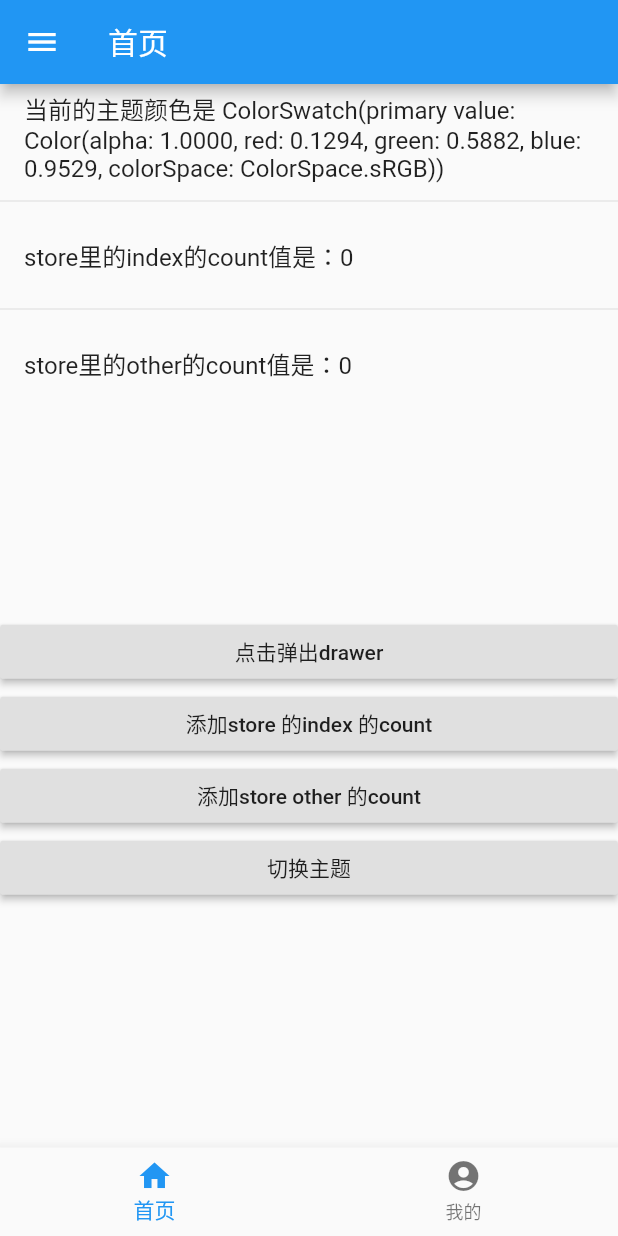
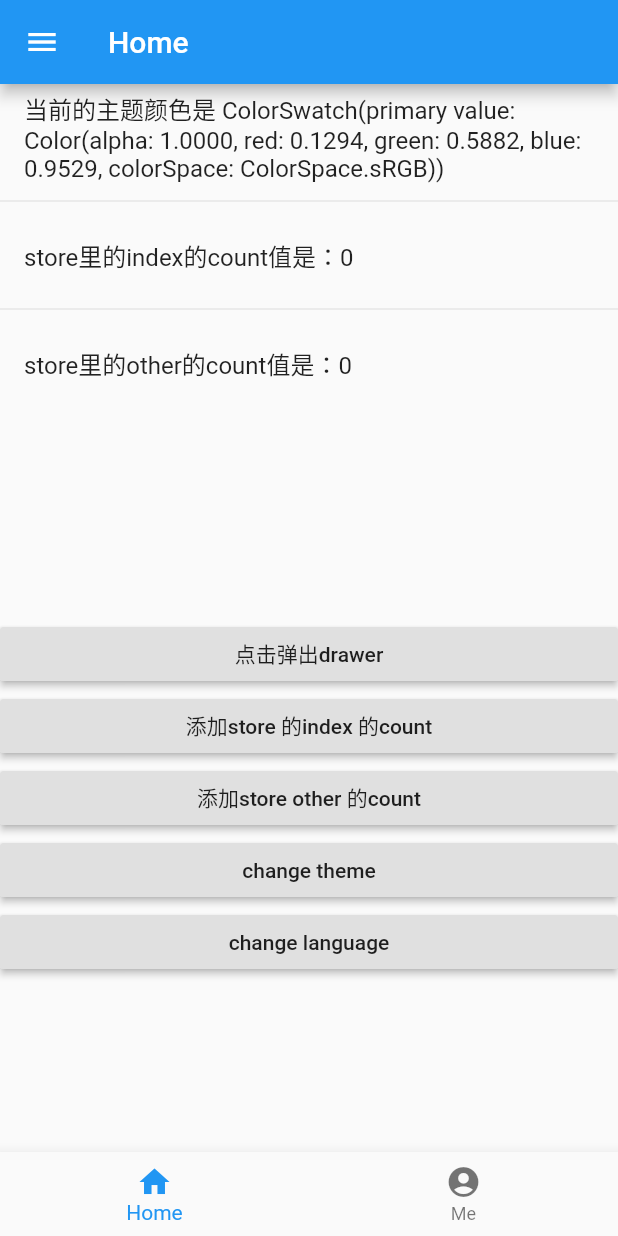
Before and after one commit to Taoyuqing/flutter_demos, a Flutter app: the screen it shows after launch, on a phone screen of 412 x 824 dp. Run offline on Flutter 3.47's test engine with Material 2 defaults, Android fonts, the phone set to English and light mode, and no system bars; our stand-ins replace flutter_redux, redux.

Commit message:
添加国际化的功能

```diff
--- /dev/null
+++ b/lib/language/languageLocalizations.dart
@@ -0,0 +1,43 @@
+import 'dart:ui';
+
+import 'package:flutter/material.dart';
+
+class LanguageLocalizations {
+  final Locale locale;
+  LanguageLocalizations(this.locale);
+
+  static Map<String, Map<String, String>> _localizedValues = {
+    'en': {
+      'home': 'Home',
+      'me': 'Me',
+      'changeTheme': 'change theme',
+      'changeLanguage': 'change language',
+    },
+    'zh': {
+      'home': '首页',
+      'me': '我的',
+      'changeTheme': '切换主题',
+      'changeLanguage': '切换语言',
+    }
+  };
+
+  get home {
+    return _localizedValues[locale.languageCode]['home'];
+  }
+
+  get me {
+    return _localizedValues[locale.languageCode]['me'];
+  }
+
+  get changeTheme {
+    return _localizedValues[locale.languageCode]['changeTheme'];
+  }
+
+  get changeLanguage {
+    return _localizedValues[locale.languageCode]['changeLanguage'];
+  }
+
+  static LanguageLocalizations of(BuildContext context) {
+    return Localizations.of(context, LanguageLocalizations);
+  }
+}
--- /dev/null
+++ b/lib/language/languageLocalizationsDelegate.dart
@@ -0,0 +1,31 @@
+import 'package:flutter/cupertino.dart';
+import 'package:flutter/foundation.dart';
+
+import 'languageLocalizations.dart';
+
+class LanguageLocalizationsDelegate
+    extends LocalizationsDelegate<LanguageLocalizations> {
+  const LanguageLocalizationsDelegate();
+  @override
+  bool isSupported(Locale locale) {
+    // TODO: implement isSupported
+    return ['en', 'zh'].contains(locale.languageCode);
+  }
+
+  @override
+  Future<LanguageLocalizations> load(Locale locale) {
+    // TODO: implement load
+    return SynchronousFuture<LanguageLocalizations>(
+        LanguageLocalizations(locale));
+  }
+
+  @override
+  bool shouldReload(LocalizationsDelegate<LanguageLocalizations> old) {
+    // TODO: implement shouldReload
+    // throw UnimplementedError();
+    return false;
+  }
+
+  static LanguageLocalizationsDelegate delegate =
+      const LanguageLocalizationsDelegate();
+}
--- a/lib/main.dart
+++ b/lib/main.dart
@@ -1,10 +1,14 @@
 import 'package:flutter/material.dart';
+import 'package:flutter_localizations/flutter_localizations.dart';
 import 'package:flutter_redux/flutter_redux.dart';
 import 'package:flutter_widget_use/redux/states.dart';
 import 'package:flutter_widget_use/redux/store.dart';
 import 'package:flutter_widget_use/views/home/home.dart';
 import 'package:flutter_widget_use/views/me/me.dart';
 import 'package:redux/redux.dart';
+
+import 'language/languageLocalizations.dart';
+import 'language/languageLocalizationsDelegate.dart';
 
 Store<IState> store = createStore();
 void main() {
@@ -24,10 +28,21 @@ class MyApp extends StatelessWidget {
   Widget build(BuildContext context) {
     return StoreProvider(
       store: store,
-      child: StoreConnector<IState,IState>(
+      child: StoreConnector<IState, IState>(
           converter: (store) => store.state,
           builder: (context, state) {
             return MaterialApp(
+              localizationsDelegates: [
+                // 本地化的代理类
+                GlobalMaterialLocalizations.delegate,
+                GlobalWidgetsLocalizations.delegate,
+                LanguageLocalizationsDelegate.delegate,
+              ],
+              supportedLocales: [
+                const Locale('en', 'US'), // 美国英语
+                const Locale('zh', 'CN'), // 中文简体
+                //其它Locales
+              ],
               title: 'flutter widget使用',
               theme: ThemeData(
                 primarySwatch: state.themeColor.primarySwatch,
@@ -74,9 +89,11 @@ class _MyHomePageState extends State<MyHomePage> {
             _controller.jumpToPage(index);
           },
           items: <BottomNavigationBarItem>[
-            BottomNavigationBarItem(icon: Icon(Icons.home), title: Text('首页')),
             BottomNavigationBarItem(
-                icon: Icon(Icons.account_circle), title: Text('我的')),
+                icon: Icon(Icons.home),
+                title: Text(LanguageLocalizations.of(context).home)),
+            BottomNavigationBarItem(
+                icon: Icon(Icons.account_circle), title: Text(LanguageLocalizations.of(context).me)),
           ]),
     );
   }
--- a/lib/redux/reducer.dart
+++ b/lib/redux/reducer.dart
@@ -1,7 +1,8 @@
 import 'package:flutter/material.dart';
 import 'package:flutter_widget_use/redux/states.dart';
+
 // 创建reducer
-enum Types { action1, action2, changeTheme }
+enum Types { action1, action2, changeTheme, changeLanguage }
 IState rootReducer(IState state, dynamic action) {
   if (action['type'] == Types.action1) {
     state.index.count += action['payload'];
@@ -14,5 +15,8 @@ IState rootReducer(IState state, dynamic action) {
       state.themeColor.primarySwatch = action['payload'];
     }
   }
+  if (action['type'] == Types.changeLanguage) {
+    if (action['payload']) {}
+  }
   return state;
 }
--- a/lib/redux/states.dart
+++ b/lib/redux/states.dart
@@ -1,5 +1,5 @@
+import 'package:flutter/material.dart';
 
-import 'package:flutter/material.dart';
 // 创建state
 class Index {
   int count;
@@ -24,14 +24,20 @@ class ThemeColor {
   ThemeColor({this.primarySwatch});
 }
 
+class CurrentLanguage {
+  String language;
+  CurrentLanguage({this.language});
+}
+
 class IState {
   Index index;
   Other other;
   ThemeColor themeColor;
-
+  CurrentLanguage currentLanguage;
   IState.initState() {
     this.index = Index(count: 0);
     this.other = Other(count: 0);
     this.themeColor = ThemeColor(primarySwatch: Colors.blue);
+    this.currentLanguage = CurrentLanguage(language: 'Chinese');
   }
 }
--- a/lib/views/home/home.dart
+++ b/lib/views/home/home.dart
@@ -1,5 +1,7 @@
 import 'package:flutter/material.dart';
 import 'package:flutter_redux/flutter_redux.dart';
+import 'package:flutter_widget_use/language/languageLocalizations.dart';
+import 'package:flutter_widget_use/main.dart';
 import 'package:flutter_widget_use/redux/reducer.dart';
 import 'package:flutter_widget_use/redux/states.dart';
 
@@ -19,9 +21,7 @@ class _HomeState extends State<Home> with AutomaticKeepAliveClientMixin {
         builder: (context, state) {
           return Scaffold(
             key: _scaffoldKey,
-            appBar: AppBar(
-              title: Text('首页'),
-            ),
+            appBar: AppBar(title: Text(LanguageLocalizations.of(context).home)),
             drawer: Drawer(
                 child: ListView(
               children: [
@@ -96,10 +96,16 @@ class _HomeState extends State<Home> with AutomaticKeepAliveClientMixin {
                         },
                       ),
                       RaisedButton(
-                          child: Text('切换主题'),
-                          onPressed: () {
-                            _showThemeColor.call(context);
-                          })
+                        child:
+                            Text(LanguageLocalizations.of(context).changeTheme),
+                        onPressed: () {
+                          _showThemeColor.call(context);
+                        },
+                      ),
+                      RaisedButton(
+                          child: Text(
+                              LanguageLocalizations.of(context).changeLanguage),
+                          onPressed: () {})
                     ],
                   ),
                   flex: 1,
@@ -129,7 +135,9 @@ class _HomeState extends State<Home> with AutomaticKeepAliveClientMixin {
                     ),
                   ),
                 ),
-                Divider(height: 0,),
+                Divider(
+                  height: 0,
+                ),
                 StoreConnector<IState, VoidCallback>(
                   converter: (store) => () {
                     Navigator.pop(context);
@@ -143,7 +151,7 @@ class _HomeState extends State<Home> with AutomaticKeepAliveClientMixin {
                       style: TextStyle(color: Colors.blue),
                     ),
                   ),
-                )
+                ),
               ],
             ));
   }
--- a/lib/views/me/me.dart
+++ b/lib/views/me/me.dart
@@ -1,5 +1,6 @@
 import 'package:flutter/material.dart';
 import 'package:flutter_redux/flutter_redux.dart';
+import 'package:flutter_widget_use/language/languageLocalizations.dart';
 import 'package:flutter_widget_use/redux/states.dart';
 
 class Me extends StatefulWidget {
@@ -14,7 +15,7 @@ class _MeState extends State<Me> with AutomaticKeepAliveClientMixin {
   Widget build(BuildContext context) {
     return Scaffold(
       appBar: AppBar(
-        title: Text('我的'),
+        title: Text(LanguageLocalizations.of(context).me),
       ),
       body: StoreConnector<IState, IState>(
           converter: (store) => store.state,
--- a/pubspec.yaml
+++ b/pubspec.yaml
@@ -23,7 +23,8 @@ environment:
 dependencies:
   flutter:
     sdk: flutter
-
+  flutter_localizations:
+    sdk: flutter
 
   # The following adds the Cupertino Icons font to your application.
   # Use with the CupertinoIcons class for iOS style icons.
```
Also changed, not shown: pubspec.lock.
